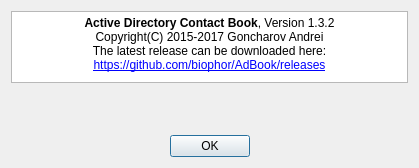
Above: QtAdBook/AboutDlg.ui from biophor/AdBook before the change. Below: the same form after it.
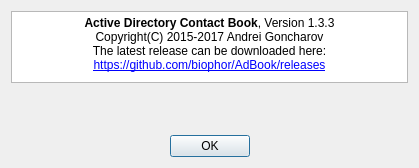
That is the form after the change.

Patch:
```diff
--- a/QtAdBook/AboutDlg.ui
+++ b/QtAdBook/AboutDlg.ui
@@ -30,8 +30,8 @@
 &lt;html&gt;&lt;head&gt;&lt;meta name=&quot;qrichtext&quot; content=&quot;1&quot; /&gt;&lt;style type=&quot;text/css&quot;&gt;
 p, li { white-space: pre-wrap; }
 &lt;/style&gt;&lt;/head&gt;&lt;body style=&quot; font-family:'MS Shell Dlg 2'; font-size:8.25pt; font-weight:400; font-style:normal;&quot;&gt;
-&lt;p align=&quot;center&quot; style=&quot; margin-top:0px; margin-bottom:0px; margin-left:0px; margin-right:0px; -qt-block-indent:0; text-indent:0px;&quot;&gt;&lt;span style=&quot; font-size:9pt; font-weight:600;&quot;&gt;Active Directory Contact Book&lt;/span&gt;&lt;span style=&quot; font-size:9pt;&quot;&gt;, Version 1.3.2&lt;/span&gt;&lt;/p&gt;
-&lt;p align=&quot;center&quot; style=&quot; margin-top:0px; margin-bottom:0px; margin-left:0px; margin-right:0px; -qt-block-indent:0; text-indent:0px;&quot;&gt;&lt;span style=&quot; font-size:9pt;&quot;&gt;Copyright(C) 2015-2017 Goncharov Andrei&lt;/span&gt;&lt;/p&gt;
+&lt;p align=&quot;center&quot; style=&quot; margin-top:0px; margin-bottom:0px; margin-left:0px; margin-right:0px; -qt-block-indent:0; text-indent:0px;&quot;&gt;&lt;span style=&quot; font-size:9pt; font-weight:600;&quot;&gt;Active Directory Contact Book&lt;/span&gt;&lt;span style=&quot; font-size:9pt;&quot;&gt;, Version 1.3.3&lt;/span&gt;&lt;/p&gt;
+&lt;p align=&quot;center&quot; style=&quot; margin-top:0px; margin-bottom:0px; margin-left:0px; margin-right:0px; -qt-block-indent:0; text-indent:0px;&quot;&gt;&lt;span style=&quot; font-size:9pt;&quot;&gt;Copyright(C) 2015-2017 Andrei Goncharov&lt;/span&gt;&lt;/p&gt;
 &lt;p align=&quot;center&quot; style=&quot; margin-top:0px; margin-bottom:0px; margin-left:0px; margin-right:0px; -qt-block-indent:0; text-indent:0px;&quot;&gt;&lt;span style=&quot; font-size:9pt;&quot;&gt;The latest release can be downloaded here:&lt;/span&gt;&lt;/p&gt;
 &lt;p align=&quot;center&quot; style=&quot; margin-top:0px; margin-bottom:0px; margin-left:0px; margin-right:0px; -qt-block-indent:0; text-indent:0px;&quot;&gt;&lt;a href=&quot;https://github.com/biophor/AdBook/releases&quot;&gt;&lt;span style=&quot; font-size:9pt; text-decoration: underline; color:#0000ff;&quot;&gt;https://github.com/biophor/AdBook/releases&lt;/span&gt;&lt;/a&gt;&lt;/p&gt;&lt;/body&gt;&lt;/html&gt;</string>
      </property>
```
